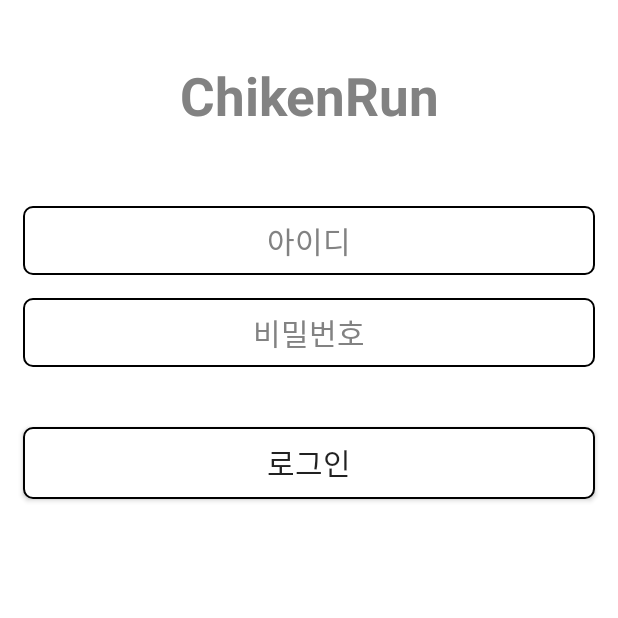
After one commit to Safe-homecoming/ChickenRun, an Android app: the Login screen opened directly, with no data from a screen before it, on a phone screen of 412 x 824 dp, the top half of it. The commit adds this screen. Run offline under Robolectric (Android 15) with nearby library versions, the phone set to English and light mode, and no system bars.

Commit message:
로그인 기능 , 레트로핏 추가,   main액티비티 0개 일때 다이얼로그 추가

```diff
--- /dev/null
+++ b/app/src/main/java/com/example/chickenrun/ApiInterface.java
@@ -0,0 +1,25 @@
+package com.example.chickenrun;
+
+
+import java.util.HashMap;
+
+import retrofit2.Call;
+import retrofit2.http.FieldMap;
+import retrofit2.http.FormUrlEncoded;
+import retrofit2.http.GET;
+import retrofit2.http.POST;
+
+public interface ApiInterface
+{
+    // ex) 사진 목록 불러오기
+//    @FormUrlEncoded
+//    @POST("getImage.php")
+//    Call<List<Item_Photo>> getPhoto(@Field("") String eeeeeeeing);
+
+    //회원 로그인
+    @FormUrlEncoded
+    @POST("chicken/memberchek.php")
+    Call<Resultm> logincheck(@FieldMap HashMap<String, Object> param);
+
+
+}
--- /dev/null
+++ b/app/src/main/java/com/example/chickenrun/Login.java
@@ -0,0 +1,105 @@
+package com.example.chickenrun;
+
+import androidx.annotation.NonNull;
+import androidx.appcompat.app.AppCompatActivity;
+import retrofit2.Call;
+import retrofit2.Callback;
+import retrofit2.Response;
+
+import android.content.Intent;
+import android.content.SharedPreferences;
+import android.os.Bundle;
+import android.util.Log;
+import android.view.View;
+import android.widget.Button;
+import android.widget.EditText;
+import android.widget.Toast;
+
+import java.util.HashMap;
+
+public class Login extends AppCompatActivity {
+
+
+    private Button loginbtn;
+    private EditText textId, textPw;
+    private String TAG = "Login";
+
+    @Override
+    protected void onCreate(Bundle savedInstanceState) {
+        super.onCreate(savedInstanceState);
+        setContentView(R.layout.activity_login);
+
+
+        loginbtn = findViewById(R.id.login_button);  //로그인 버튼
+        textId = findViewById(R.id.login_id);// id 입력
+        textPw = findViewById(R.id.login_password);// pw 입력
+
+        // 로그인 버튼  안심인지 시민인지 자동으로 여기서 구분
+        loginbtn.setOnClickListener(new View.OnClickListener()
+        {
+            @Override
+            public void onClick(View view)
+            {
+                HashMap<String, Object> input = new HashMap<>();
+                input.put("id", textId.getText().toString());
+                input.put("password", textPw.getText().toString());
+                input.put("title", "this is title");
+                input.put("body", "this is body");
+
+
+
+                // 로그인 버튼 클릭후
+                ApiInterface apiInterface = ApiClient.getApiClient().create(ApiInterface.class);
+                Call<Resultm> call = apiInterface.logincheck(input);
+
+                call.enqueue(new Callback<Resultm>()
+                {
+                    @Override
+                    public void onResponse(@NonNull Call<Resultm> call, Response<Resultm> response)
+                    {
+                        //정상 결과
+                        Resultm result = response.body();
+                        String memname = response.body().getName();
+
+                        if (response.body() != null)
+                        {
+                            if (result.getResult().equals("ok"))
+                            {
+                                /// 멤버 타입으로 시민인지 안심인지 구분하기
+//                                if (memname.equals("helper"))
+//
+//                                }
+
+                                //회원 기본정보 쉐어드에 저장하기
+                                SharedPreferences pref = getSharedPreferences("meminfo", MODE_PRIVATE);
+
+                                // SharedPreferences 의 데이터를 저장/편집 하기위해 Editor 변수를 선언한다.
+                                SharedPreferences.Editor editor = pref.edit();
+
+                                // key값에 value값을 저장한다.
+                                // String, boolean, int, float, long 값 모두 저장가능하다.
+                                editor.putString("memId", response.body().getMemId());
+
+                                // 메모리에 있는 데이터를 저장장치에 저장한다.
+                                editor.commit();
+
+                            }
+                            else
+                            {
+                                Toast.makeText(Login.this, "로그인이 실패하였습니다.", Toast.LENGTH_SHORT).show();
+                            }
+
+                        }
+                    }
+
+                    @Override
+                    public void onFailure(Call<Resultm> call, Throwable t)
+                    {
+                        //네트워크 문제
+                        Toast.makeText(Login.this, "네트워크 실패", Toast.LENGTH_SHORT).show();
+                    }
+                });
+            }
+        });
+    }
+}
--- /dev/null
+++ b/app/src/main/res/drawable/item_edit_text_black.xml
@@ -0,0 +1,25 @@
+<?xml version="1.0" encoding="utf-8"?>
+<shape
+    xmlns:android="http://schemas.android.com/apk/res/android"
+    android:shape="rectangle">
+
+    <!-- 테두리 내부 색상 설정 -->
+    <solid android:color="#ffffff" />
+
+    <!-- 테두리 내부 여백 설정 -->
+    <padding
+        android:bottom="1dp"
+        android:left="8dp"
+        android:right="8dp"
+        android:top="1dp" />
+
+    <corners
+        android:radius="6dp"
+        />
+
+    <!-- 테두리 설정: 두께, 색상 -->
+    <stroke
+        android:width="1dp"
+        android:color="@color/black" />
+
+</shape>
--- /dev/null
+++ b/app/src/main/res/layout/activity_login.xml
@@ -0,0 +1,83 @@
+<?xml version="1.0" encoding="utf-8"?>
+<LinearLayout
+    xmlns:android="http://schemas.android.com/apk/res/android"
+    xmlns:tools="http://schemas.android.com/tools"
+    android:focusable="true"
+    android:focusableInTouchMode="true"
+    android:background="@color/white"
+    android:layout_width="match_parent"
+    android:layout_height="match_parent"
+    android:orientation="vertical">
+
+    <TextView
+        android:layout_width="match_parent"
+        android:layout_height="wrap_content"
+        android:layout_marginTop="40dp"
+        android:gravity="center"
+        android:text="ChikenRun"
+        android:textStyle="bold"
+        android:layout_marginBottom="50dp"
+        android:textColor="@color/gray"
+        android:textSize="35dp" />
+
+    <!--이메일-->
+    <EditText
+        android:id="@+id/login_id"
+        android:layout_marginBottom="15dp"
+        android:layout_width="match_parent"
+        android:layout_height="wrap_content"
+        android:layout_marginHorizontal="15dp"
+        android:background="@drawable/item_edit_text_black"
+        android:gravity="center"
+        android:hint="아이디"
+        android:inputType="textEmailAddress"
+        android:padding="8dp"
+        android:textColor="@color/gray"
+        android:textColorHint="@color/gray"
+        android:textSize="20dp" />
+
+
+
+    <!--비밀번호-->
+    <EditText
+        android:id="@+id/login_password"
+        android:layout_width="match_parent"
+        android:layout_height="wrap_content"
+        android:layout_marginHorizontal="15dp"
+        android:background="@drawable/item_edit_text_black"
+        android:gravity="center"
+        android:hint="비밀번호"
+        android:inputType="textPassword"
+        android:padding="8dp"
+        android:textColor="@color/gray"
+        android:textColorHint="@color/gray"
+        android:textSize="20dp" />
+
+
+    <!--실제 로그인 버튼-->
+    <Button
+        android:id="@+id/login_button"
+        android:layout_width="match_parent"
+        android:layout_height="wrap_content"
+        android:layout_marginHorizontal="15dp"
+        android:layout_marginTop="40dp"
+        android:background="@drawable/item_edit_text_black"
+        android:text="로그인"
+        android:textSize="20dp" />
+
+    <!--가입버튼-->
+    <Button
+        android:id="@+id/go_reg"
+        android:layout_width="match_parent"
+        android:layout_height="wrap_content"
+        android:layout_marginHorizontal="15dp"
+        android:layout_marginTop="40dp"
+        android:background="@drawable/item_edit_text_black"
+        android:text="가입하기"
+        android:textColor="@color/gray"
+        android:textSize="15dp"
+        android:visibility="invisible"/>
+
+
+
+</LinearLayout>
--- a/app/src/main/res/layout/activity_main_menu.xml
+++ b/app/src/main/res/layout/activity_main_menu.xml
@@ -58,7 +58,7 @@
                 android:layout_width="wrap_content"
                 android:layout_height="wrap_content"
                 android:textStyle="bold"
-                android:text="10"/>
+                android:text=""/>
         </LinearLayout>
     </LinearLayout>
     <LinearLayout
--- a/app/src/main/res/values/colors.xml
+++ b/app/src/main/res/values/colors.xml
@@ -3,4 +3,11 @@
     <color name="colorPrimary">#008577</color>
     <color name="colorPrimaryDark">#00574B</color>
     <color name="colorAccent">#D81B60</color>
+
+
+    <color name="white">#ffffff</color>
+    <color name="black">#000000</color>
+    <color name="gray">#828282</color>
+    <color name="gray2">#ACACAC</color>
+    <color name="gray3">#F3F3F3</color>
 </resources>
```
Also changed, not shown: app/build.gradle (+7 -0 lines), app/src/main/AndroidManifest.xml (+3 -4 lines), app/src/main/java/com/example/chickenrun/ApiClient.java (added, +23 -0 lines), app/src/main/java/com/example/chickenrun/MainActivity.java (deleted, +0 -32 lines), app/src/main/java/com/example/chickenrun/MainMenu.java (+34 -0 lines), app/src/main/java/com/example/chickenrun/Resultm.java (added, +75 -0 lines), app/src/main/res/layout/activity_main.xml (deleted, +0 -18 lines).
